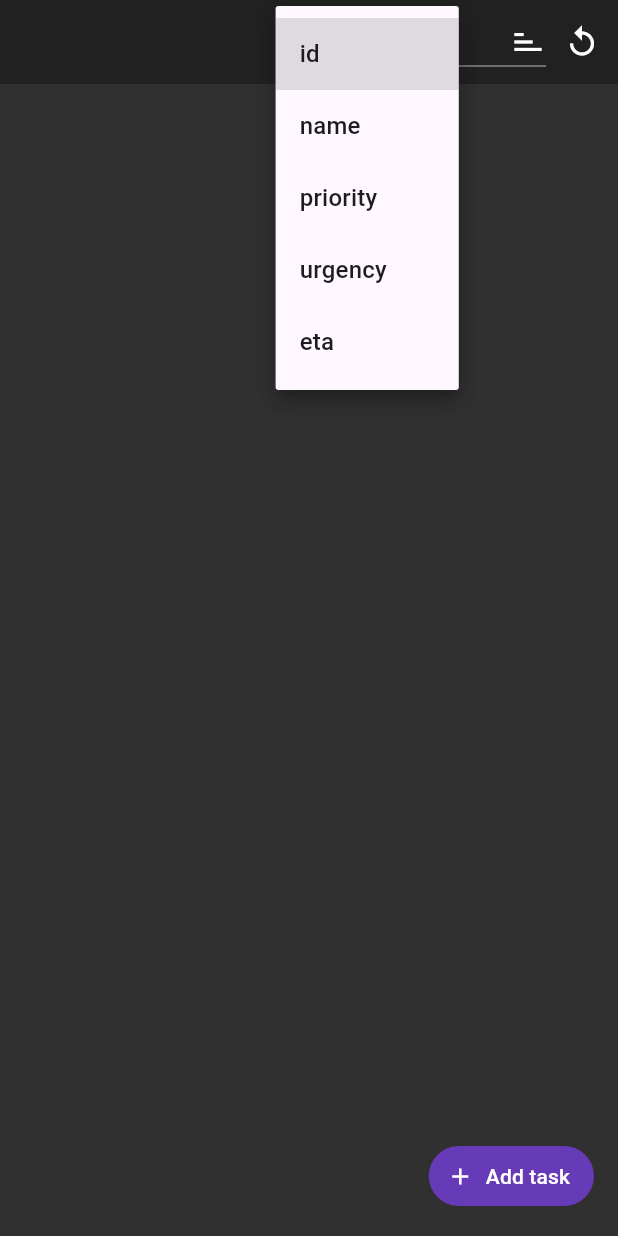
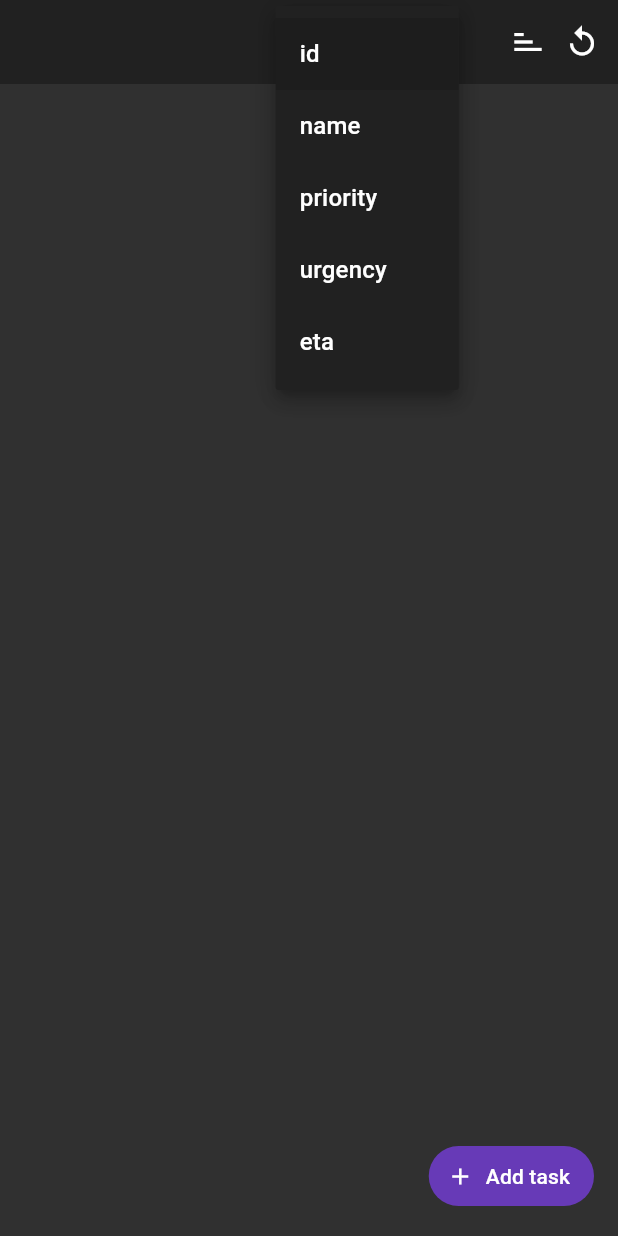
Before and after one commit to lll-Death-lll/procrastinator, a Flutter app: the screen it shows after launch, after a tap on the "sort" icon, on a phone screen of 412 x 824 dp. Run offline on Flutter 3.47's test engine with Material 3 defaults, Android fonts, the phone set to English and light mode, and no system bars; missing offline and left inert: duration, sqlite3.

Commit message:
Improve sort visuals

```diff
--- a/lib/features/daily-tasks/presentation/pages/daily_tasks.dart
+++ b/lib/features/daily-tasks/presentation/pages/daily_tasks.dart
@@ -15,8 +15,14 @@
 }
 
 class _DailyTasksState extends State<DailyTasks> {
-  List<Task> tasks = getDailyTasks();
+  late List<Task> tasks;
   SortTasksBy sorting = SortTasksBy.id;
+
+  @override
+  void initState() {
+    super.initState();
+    tasks = getDailyTasks();
+  }
 
   @override
   Widget build(BuildContext context) {
--- a/lib/features/tasks/presentation/pages/home.dart
+++ b/lib/features/tasks/presentation/pages/home.dart
@@ -16,8 +16,13 @@
 }
 
 class _HomeState extends State<Home> {
-  List<Task> tasks = getAllTasks();
-  SortTasksBy sorting = SortTasksBy.id;
+  late List<Task> tasks;
+
+  @override
+  void initState() {
+    super.initState();
+    tasks = getAllTasks();
+  }
 
   @override
   Widget build(BuildContext context) {
--- a/lib/features/tasks/presentation/widgets/task_sort.dart
+++ b/lib/features/tasks/presentation/widgets/task_sort.dart
@@ -15,19 +15,42 @@
 
   @override
   Widget build(BuildContext context) {
-    return DropdownButton<SortTasksBy>(
+    return DropdownButtonHideUnderline(
+      child: DropdownButton<SortTasksBy>(
           icon: widget.icon,
+          focusColor: Colors.transparent,
+          dropdownColor: Colors.grey[900],
           items: const [
             DropdownMenuItem<SortTasksBy>(
-              value: SortTasksBy.id, child: Text("id")),
+                value: SortTasksBy.id,
+                child: Text(
+                  "id",
+                  style: TextStyle(color: Colors.white),
+                )),
             DropdownMenuItem<SortTasksBy>(
-              value: SortTasksBy.name, child: Text("name")),
+                value: SortTasksBy.name,
+                child: Text(
+                  "name",
+                  style: TextStyle(color: Colors.white),
+                )),
             DropdownMenuItem<SortTasksBy>(
-              value: SortTasksBy.priority, child: Text("priority")),
+                value: SortTasksBy.priority,
+                child: Text(
+                  "priority",
+                  style: TextStyle(color: Colors.white),
+                )),
             DropdownMenuItem<SortTasksBy>(
-              value: SortTasksBy.urgency, child: Text("urgency")),
+                value: SortTasksBy.urgency,
+                child: Text(
+                  "urgency",
+                  style: TextStyle(color: Colors.white),
+                )),
             DropdownMenuItem<SortTasksBy>(
-              value: SortTasksBy.eta, child: Text("eta")),
+                value: SortTasksBy.eta,
+                child: Text(
+                  "eta",
+                  style: TextStyle(color: Colors.white),
+                )),
           ],
           onChanged: (value) {
             setState(() {
@@ -38,6 +61,7 @@
                 }
               }
             });
-        });
+          }),
+    );
   }
 }
```
Lines whose indentation alone changed are shown as unchanged.
